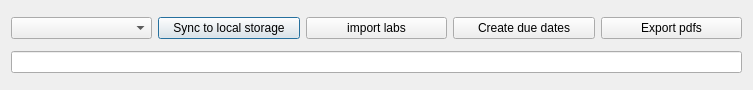
The window that manage_labs.ui (jlphillipsphd/CSCI-3130-Grader) describes before a commit, drawn with Qt 5.
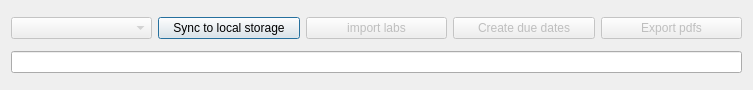
The same window after the commit.

The edit to the form file:
```diff
--- a/manage_labs.ui
+++ b/manage_labs.ui
@@ -20,7 +20,11 @@
    <item>
     <layout class="QHBoxLayout" name="horizontalLayout">
      <item>
-      <widget class="QComboBox" name="labs_select_comboBox"/>
+      <widget class="QComboBox" name="labs_select_comboBox">
+       <property name="enabled">
+        <bool>false</bool>
+       </property>
+      </widget>
      </item>
      <item>
       <widget class="QPushButton" name="sync_but">
@@ -31,6 +35,9 @@
      </item>
      <item>
       <widget class="QPushButton" name="import_but">
+       <property name="enabled">
+        <bool>false</bool>
+       </property>
        <property name="text">
         <string>import labs</string>
        </property>
@@ -38,6 +45,9 @@
      </item>
      <item>
       <widget class="QPushButton" name="create_due_dates_but">
+       <property name="enabled">
+        <bool>false</bool>
+       </property>
        <property name="text">
         <string>Create due dates</string>
        </property>
@@ -45,6 +55,9 @@
      </item>
      <item>
       <widget class="QPushButton" name="export_but">
+       <property name="enabled">
+        <bool>false</bool>
+       </property>
        <property name="text">
         <string>Export pdfs</string>
        </property>
```
